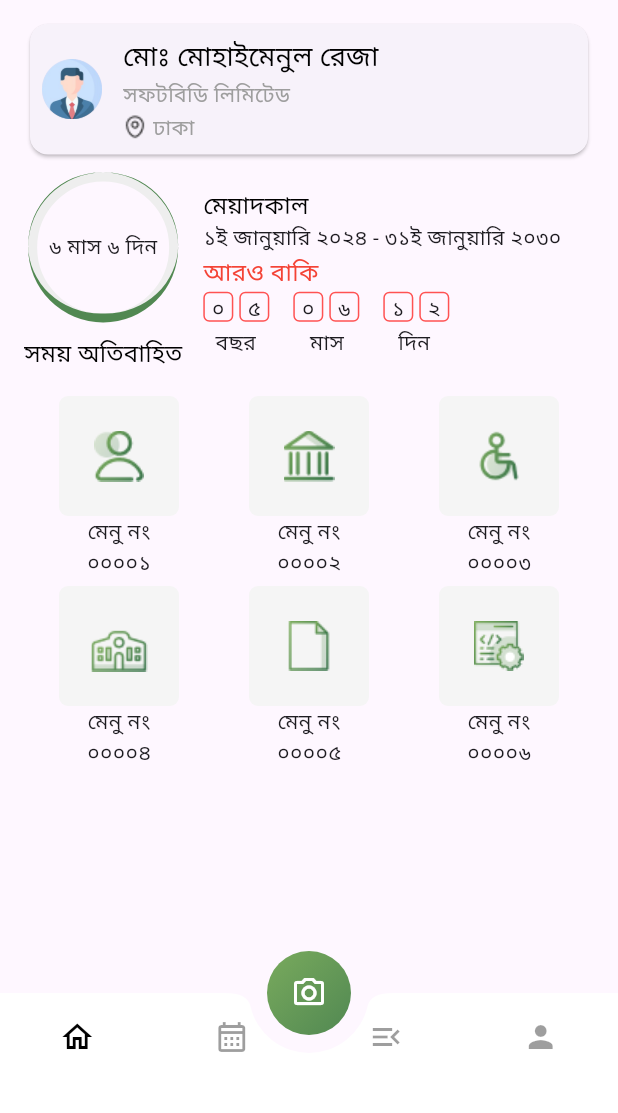
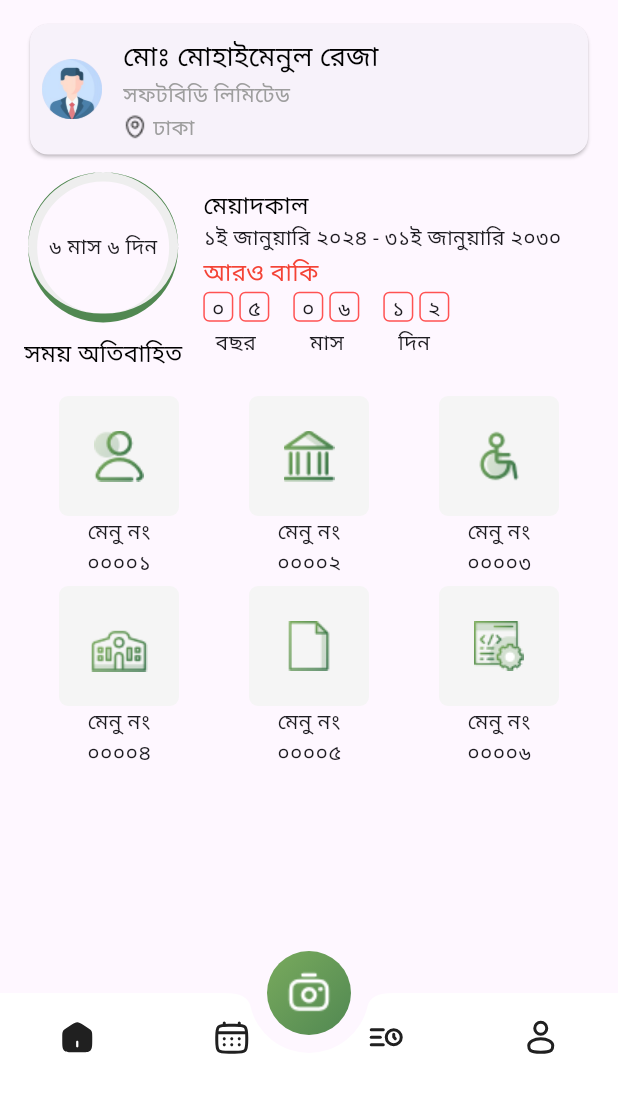
Before and after one commit to zihadsikder/softbd_task_app, a Flutter app: the screen it shows after launch, on a phone screen of 412 x 824 dp, the part 123-1236 px from its top. Run offline on Flutter 3.47's test engine with Material 3 defaults, Android fonts, the light colour scheme and no system bars; our stand-ins replace flutter_svg, get.

Commit message:
svg image set in  bottom nav bar

```diff
--- a/lib/app/core/constants/app_assets.dart
+++ b/lib/app/core/constants/app_assets.dart
@@ -3,6 +3,11 @@ class AppAssets {
   static const String profile = '$imagePath/profile.png';
   static const String notification= '$imagePath/notification.png';
   static const String map = '$imagePath/map.png';
+  static const String camera = '$imagePath/camera.png';
+  static const String home1 = '$imagePath/Home2.svg';
+  static const String home4 = '$imagePath/home1.svg';
+  static const String home2 = '$imagePath/Home4.svg';
+  static const String home3 = '$imagePath/Home5.svg';
   static const String menu1 = '$imagePath/menu1.png';
   static const String menu2= '$imagePath/menu2.png';
   static const String menu3 = '$imagePath/menu3.png';
--- a/lib/app/modules/main_bottom_nav/views/main_bottom_nav_view.dart
+++ b/lib/app/modules/main_bottom_nav/views/main_bottom_nav_view.dart
@@ -1,6 +1,8 @@
 import 'package:flutter/material.dart';
+import 'package:flutter_svg/flutter_svg.dart';
 import 'package:get/get.dart';
 import 'package:softbd_task/app/core/config/app_colors.dart';
+import 'package:softbd_task/app/core/constants/app_assets.dart';
 import '../controllers/main_bottom_nav_controller.dart';
 
 class MainBottomNavView extends GetView<MainBottomNavController> {
@@ -25,7 +27,7 @@ class MainBottomNavView extends GetView<MainBottomNavController> {
               //   width: 4.0
               // )
             ),
-            child: Icon(Icons.camera_alt_outlined,color: AppColors.bgColor,)),
+            child: Image.asset(AppAssets.camera)),
       ),
       floatingActionButtonLocation: FloatingActionButtonLocation.centerDocked,
       bottomNavigationBar: BottomAppBar(
@@ -36,21 +38,21 @@ class MainBottomNavView extends GetView<MainBottomNavController> {
         child: Obx(() => BottomNavigationBar(
           backgroundColor: Colors.transparent,
           elevation: 0,
-          items: const <BottomNavigationBarItem>[
+          items:  <BottomNavigationBarItem>[
             BottomNavigationBarItem(
-              icon: Icon(Icons.home_outlined),
+              icon: SvgPicture.asset(AppAssets.home1),
               label: '',
             ),
             BottomNavigationBarItem(
-              icon: Icon(Icons.calendar_month_outlined),
+              icon: SvgPicture.asset(AppAssets.home4),
               label: '',
             ),
             BottomNavigationBarItem(
-              icon: Icon(Icons.menu_open_sharp),
+              icon: SvgPicture.asset(AppAssets.home2),
               label: '',
             ),
             BottomNavigationBarItem(
-              icon: Icon(Icons.person),
+              icon: SvgPicture.asset(AppAssets.home3),
               label: '',
             ),
           ],
--- a/pubspec.yaml
+++ b/pubspec.yaml
@@ -9,6 +9,10 @@ dependencies:
   cupertino_icons: ^1.0.6
   get: 4.6.6
   intl: ^0.19.0
+  http: ^1.2.1
+  google_fonts: ^6.2.1
+  flutter_svg: ^2.0.10+1
+
   flutter:
     sdk: flutter
 
```
Also changed, not shown: assets/Home2.svg (added), assets/Home4.svg (added), assets/Home5.svg (added), assets/camera.png (added), assets/home1.svg (added), pubspec.lock, 1 other file.
